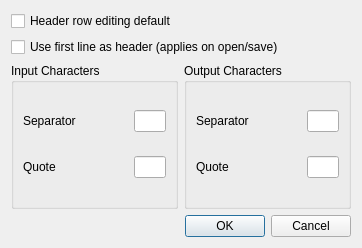
Above: optdialog.ui from wd5gnr/kcsved before the change. Below: the same form after it.
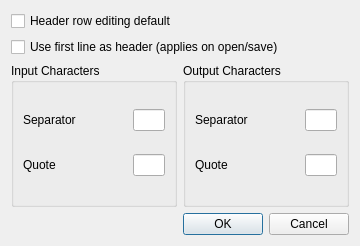
That is the form after the change.

Commit message:
Lost changes to parser :-(
Fixes: Fixed new
Made label look more like label

3rd party parser is hosed

```diff
--- a/optdialog.ui
+++ b/optdialog.ui
@@ -6,8 +6,8 @@
    <rect>
     <x>0</x>
     <y>0</y>
-    <width>362</width>
-    <height>248</height>
+    <width>360</width>
+    <height>246</height>
    </rect>
   </property>
   <property name="windowTitle">
```
The commit also changes 2 other files.
